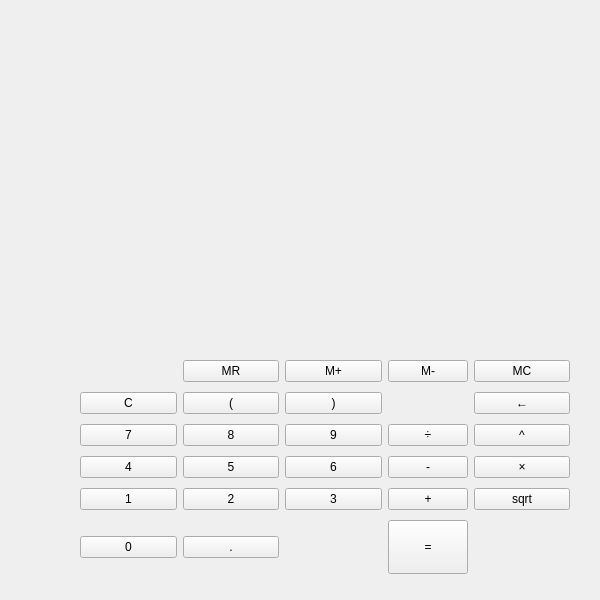
Old version of the form gui/forms/mainwindow.ui in the repository johann-gorban/QCalculator.
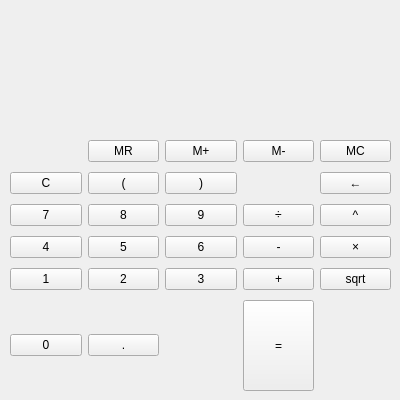
New version of the form.

Commit message: Size reimplemented

What changed in the file:
```diff
--- a/gui/forms/mainwindow.ui
+++ b/gui/forms/mainwindow.ui
@@ -9,14 +9,14 @@
    <rect>
     <x>0</x>
     <y>0</y>
-    <width>600</width>
-    <height>600</height>
+    <width>400</width>
+    <height>400</height>
    </rect>
   </property>
   <property name="minimumSize">
    <size>
-    <width>600</width>
-    <height>600</height>
+    <width>400</width>
+    <height>400</height>
    </size>
   </property>
   <property name="maximumSize">
@@ -37,10 +37,10 @@
   <widget class="QWidget" name="layoutWidget">
    <property name="geometry">
     <rect>
-     <x>80</x>
-     <y>360</y>
-     <width>490</width>
-     <height>214</height>
+     <x>10</x>
+     <y>140</y>
+     <width>381</width>
+     <height>251</height>
     </rect>
    </property>
    <layout class="QGridLayout" name="Keyboard">
```
Left out of the diff: 192 changed lines with no effect on the pictures. The commit also changes 1 other file.
